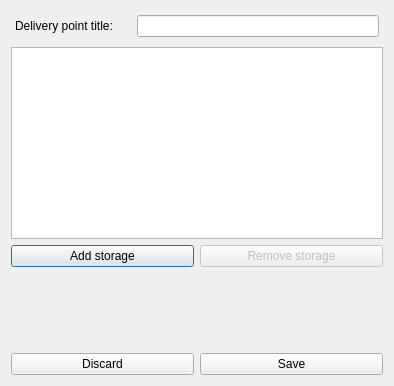
This is sea_transport/deliverypointeditdialog.ui in NuarkNoir/sea_transport as Qt 5 draws it before an edit. The edited form follows.
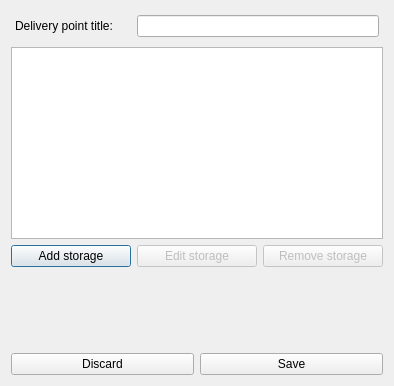
This is the edited form.

Patch:
```diff
--- a/sea_transport/deliverypointeditdialog.ui
+++ b/sea_transport/deliverypointeditdialog.ui
@@ -56,7 +56,17 @@
       </widget>
      </item>
      <item>
-      <widget class="QPushButton" name="btn_storage_remove">
+      <widget class="QPushButton" name="pb_storage_edit">
+       <property name="enabled">
+        <bool>false</bool>
+       </property>
+       <property name="text">
+        <string>Edit storage</string>
+       </property>
+      </widget>
+     </item>
+     <item>
+      <widget class="QPushButton" name="pb_storage_remove">
        <property name="enabled">
         <bool>false</bool>
        </property>
```
Left out of the diff: 12 changed lines with no effect on the pictures.
